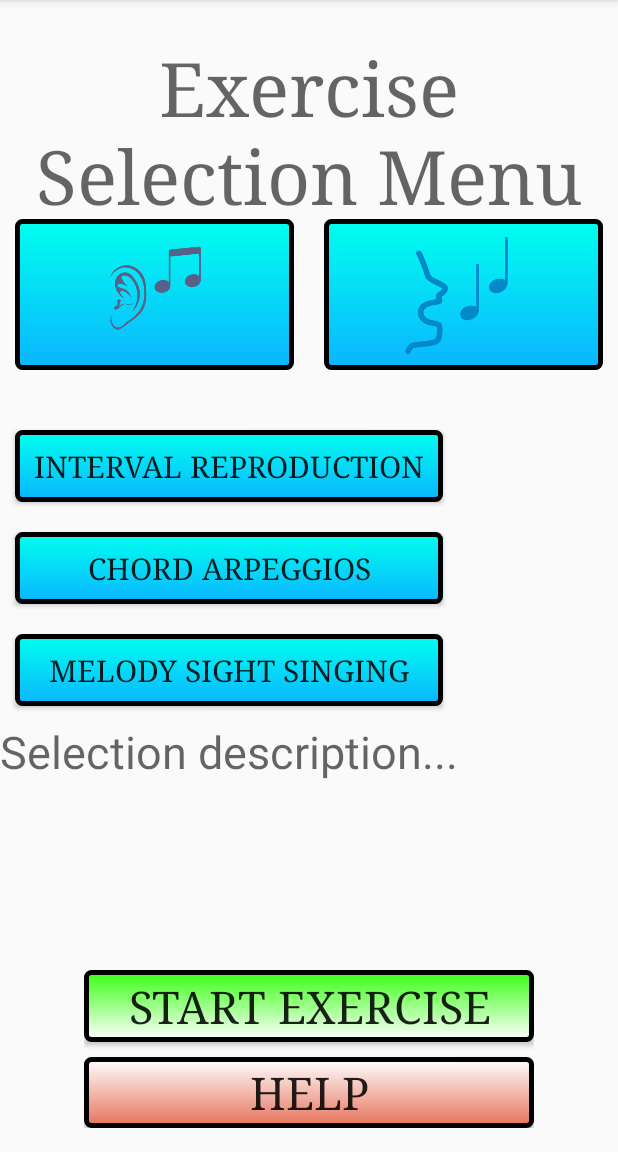
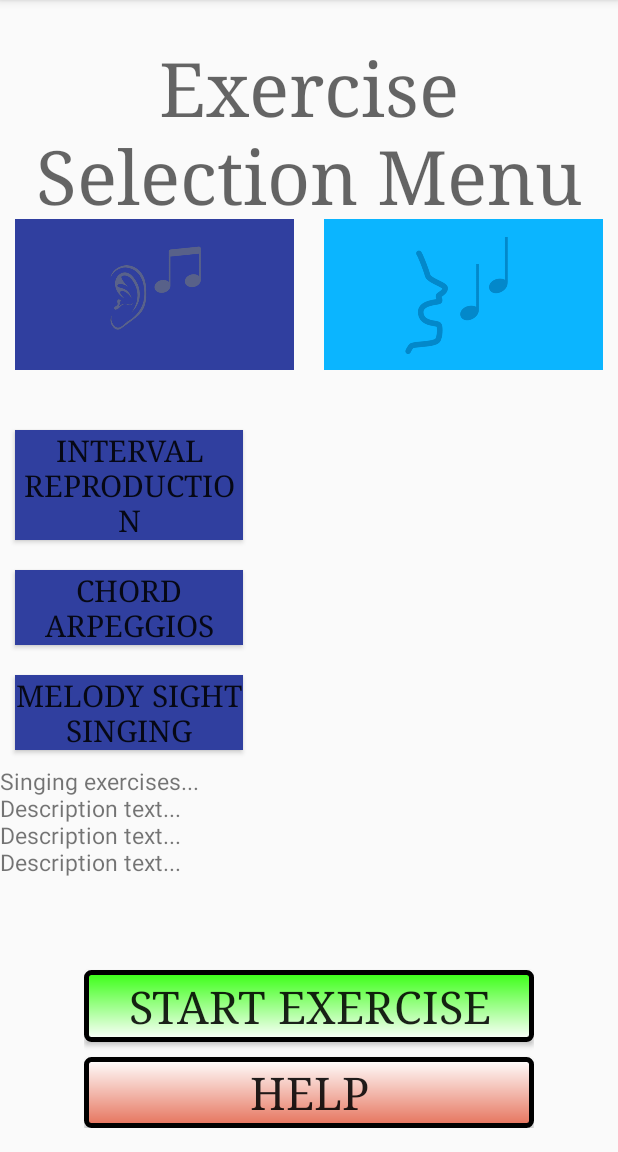
Before and after one commit to RyanMillett/Audiate, an Android app: the ExerciseSelectionMenuActivity screen opened directly, with no data from a screen before it, after a tap on an icon or button, on a phone screen of 412 x 824 dp, the part 84-1236 px from its top. Run offline under Robolectric (Android 15) with nearby library versions, the phone set to English and light mode, and no system bars; 1 other tap on this screen came first.

Commit message:
building exercise selection screen

```diff
--- a/app/src/main/java/edu/orangecoastcollege/cs273/rmillett/audiate/ExerciseSelectionMenuActivity.java
+++ b/app/src/main/java/edu/orangecoastcollege/cs273/rmillett/audiate/ExerciseSelectionMenuActivity.java
@@ -23,8 +23,9 @@ public class ExerciseSelectionMenuActivity extends AppCompatActivity {
     private List<ExerciseActivityType> mAllExerciseList;
     private List<ExerciseActivityType> mFilteredExerciseList;
 
-    private ImageView mEarsButton;
-    private ImageView mSingingButton;
+    private ImageView mEarsImageView;
+    private ImageView mSingingImageView;
+    private ImageView[] mTypeImageViews;
 
     private Button mIntervalsButton;
     private Button mChordsButton;
@@ -67,8 +68,8 @@ public class ExerciseSelectionMenuActivity extends AppCompatActivity {
         mExerciseSelectionListAdapter = new ExerciseSelectionListAdapter(this,
                 R.layout.library_list_item, mFilteredExerciseList);
 
-        mEarsButton = findViewById(R.id.earsImageView);
-        mSingingButton = findViewById(R.id.singingImageView);
+        mEarsImageView = findViewById(R.id.earsImageView);
+        mSingingImageView = findViewById(R.id.singingImageView);
 
         mIntervalsButton = findViewById(R.id.exercise1Button);
         mIntervalsButton.setEnabled(false);
@@ -77,6 +78,7 @@ public class ExerciseSelectionMenuActivity extends AppCompatActivity {
         mScalesButton = findViewById(R.id.exercise3Button);
         mScalesButton.setEnabled(false);
 
+        mTypeImageViews = new ImageView[]{mEarsImageView, mSingingImageView};
         mExerciseButtons = new Button[]{mIntervalsButton, mChordsButton, mScalesButton};
 
         mExercisesListView = findViewById(R.id.exercisesCategoriesListView);
@@ -99,12 +101,8 @@ public class ExerciseSelectionMenuActivity extends AppCompatActivity {
                 mExerciseType = ExerciseActivityType.SIGHT_SINGING_EXERCISE;
                 setExerciseButtons(true, view);
                 break;
-            case R.id.exercise1Button: // update listview
-            case R.id.exercise2Button:
-            case R.id.exercise3Button:
-                setExerciseSelectionListAdapter(view);
-                break;
         }
+        updateExerciseListView(view);
     }
 
     public void startActivity(View view) {
@@ -132,9 +130,13 @@ public class ExerciseSelectionMenuActivity extends AppCompatActivity {
     }
 
     private void setExerciseButtons(boolean enabled, View view) {
+        setImageViewColors(view);
+        setButtonColors(view);
+
         for (Button button : mExerciseButtons) {
             button.setEnabled(enabled);
         }
+
         if (enabled) {
             switch (view.getId()){
                 case R.id.earsImageView:
@@ -154,36 +156,50 @@ public class ExerciseSelectionMenuActivity extends AppCompatActivity {
                 button.setText("");
             }
         }
+        updateExerciseListView(view);
     }
 
-    private void setExerciseSelectionListAdapter(View view) {
+    private void updateExerciseListView(View view) {
         // handle button colors
         setButtonColors(view);
 
-        // handle lists and list view
+        // handle lists, update list view
+        mFilteredExerciseList.clear();
         switch (view.getId()) {
             case R.id.exercise1Button:
-                // update listview
-                mFilteredExerciseList = allEarIntervalExercises;
+                mFilteredExerciseList = new ArrayList<>(allEarIntervalExercises);
+                mExerciseDescriptionTextView.setText("Interval identification exercises..."
+                        + "\nDescription text..." + "\nDescription text..." + "\nDescription text...");
 //                mExerciseType.equalsIgnoreCase(ExerciseActivityType.EAR_TRAINING_EXERCISE)
 //                        ? mFilteredExerciseList = db.getAllIntervalEarExercises()
 //                        : mFilteredExerciseList = db.getAllIntervalSingingExercises;
                 break;
             case R.id.exercise2Button:
-                // update listview
-                mFilteredExerciseList = allEarChordExercises;
+                mFilteredExerciseList = new ArrayList<>(allEarChordExercises);
+                mExerciseDescriptionTextView.setText("Chord quality exercises..."
+                                + "\nDescription text..." + "\nDescription text..." + "\nDescription text...");
 //                mExerciseType.equalsIgnoreCase(ExerciseActivityType.EAR_TRAINING_EXERCISE)
 //                        ? mFilteredExerciseList = db.getAllChordEarExercises()
 //                        : mFilteredExerciseList = db.getAllChordSingingExercises;
                 break;
             case R.id.exercise3Button:
-                // update listview
-                mFilteredExerciseList = allEarScaleExercises;
+                mFilteredExerciseList = new ArrayList<>(allEarScaleExercises);
+                mExerciseDescriptionTextView.setText("Scales and modes exercises..."
+                                + "\nDescription text..." + "\nDescription text..." + "\nDescription text...");
 //                mExerciseType.equalsIgnoreCase(ExerciseActivityType.EAR_TRAINING_EXERCISE)
 //                        ? mFilteredExerciseList = db.getAllScaleEarExercises()
 //                        : mFilteredExerciseList = db.getAllScaleSingingExercises;
                 break;
+            case R.id.earsImageView: // ear training exercises
+                mExerciseDescriptionTextView.setText("Ear training exercises..."
+                        + "\nDescription text..." + "\nDescription text..." + "\nDescription text...");
+                break;
+            case R.id.singingImageView: // singing exercises
+                mExerciseDescriptionTextView.setText("Singing exercises..."
+                        + "\nDescription text..." + "\nDescription text..." + "\nDescription text...");
+                break;
         }
+
         Log.i(TAG, "mFilteredExerciseList.size()->" + mFilteredExerciseList.size());
         mExerciseSelectionListAdapter.clear();
         mExerciseSelectionListAdapter.addAll(mFilteredExerciseList);
@@ -191,8 +207,20 @@ public class ExerciseSelectionMenuActivity extends AppCompatActivity {
         Log.i(TAG, "mExerciseSelectionListAdapter.getCount()->" + mExerciseSelectionListAdapter.getCount());
     }
 
+    private void setImageViewColors(View view) {
+        // handle type buttons
+        for (ImageView imageView : mTypeImageViews) {
+            if (imageView.getId() == view.getId()) {
+                imageView.setBackgroundColor(getResources().getColor(R.color.colorPrimary));
+            }
+            else {
+                imageView.setBackgroundColor(getResources().getColor(R.color.colorPrimaryDark));
+            }
+        }
+    }
+
     private void setButtonColors(View view) {
-        // handle buttons
+        // handle exercise buttons
         for (Button button : mExerciseButtons) {
             if (button.getId() == view.getId()) {
                 button.setBackgroundColor(getResources().getColor(R.color.colorPrimary));
--- a/app/src/main/res/layout/activity_exercise_selection_menu.xml
+++ b/app/src/main/res/layout/activity_exercise_selection_menu.xml
@@ -68,7 +68,8 @@
             android:id="@+id/exerciseButtonsLinearLayout"
             android:paddingVertical="@dimen/buttons_padding"
             android:orientation="vertical"
-            android:layout_width="wrap_content"
+            android:layout_width="0dp"
+            android:layout_weight="2"
             android:layout_gravity="top"
             android:layout_height="wrap_content">
 
@@ -110,14 +111,15 @@
                 android:layout_width="match_parent"
                 android:layout_height="wrap_content"
                 android:layout_gravity="bottom"
-                android:textSize="@dimen/small_text_size"
+                android:textSize="15sp"
                 android:hint="Selection description..."/>
 
         </LinearLayout>
 
         <ListView
             android:id="@+id/exercisesCategoriesListView"
-            android:layout_width="wrap_content"
+            android:layout_width="0dp"
+            android:layout_weight="3"
             android:layout_height="wrap_content">
         </ListView>
 
```
